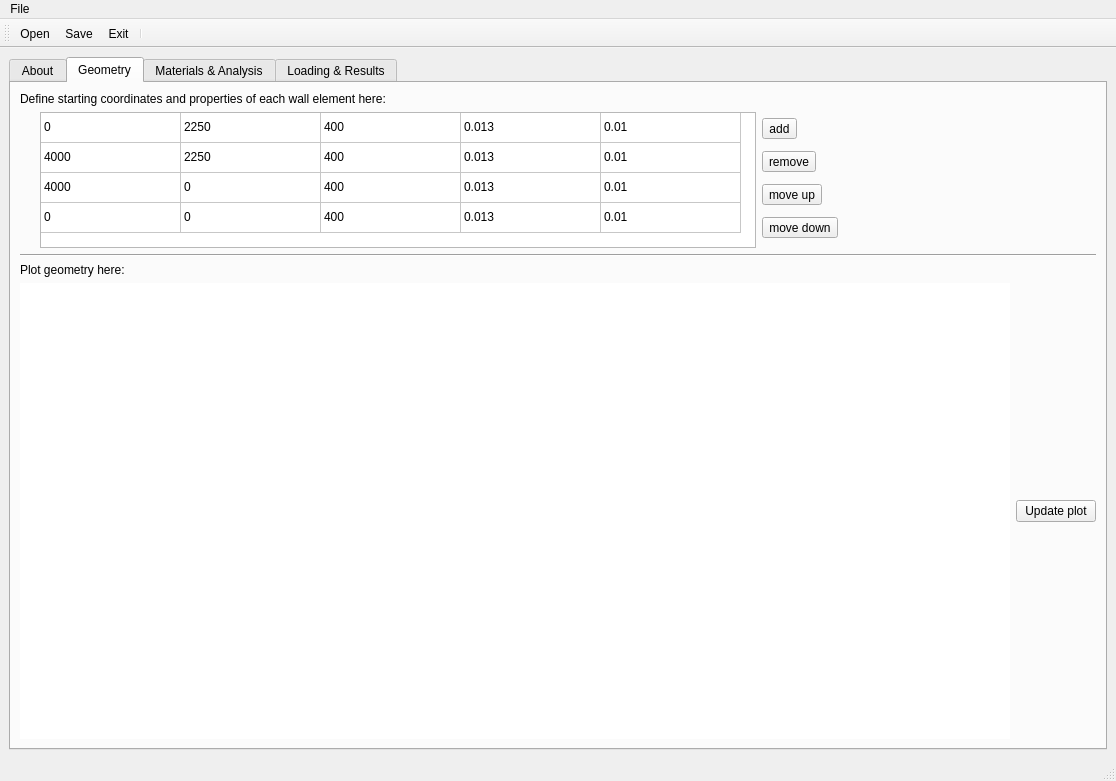
Qt form design.ui (Kleissl/HollowRC) before a commit.
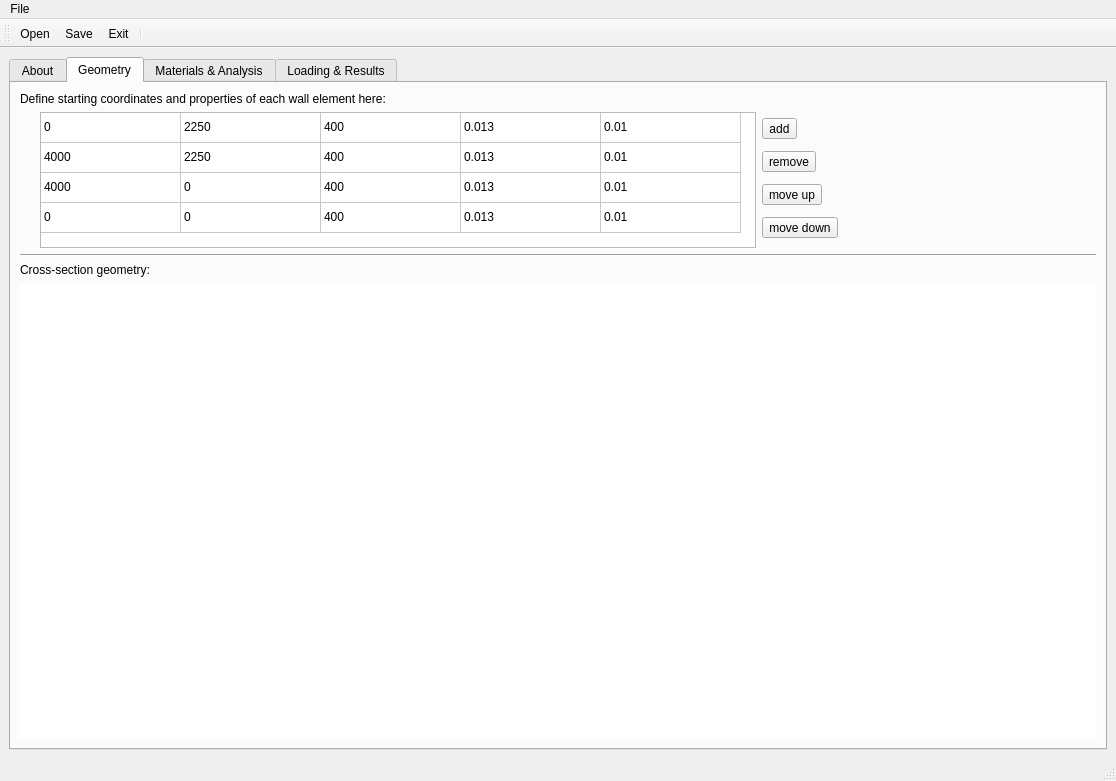
The same form after that commit. The open tabs and pages were chosen to show the change. Icons and pictures are not drawn.

Commit message: Refreshing of plots

```diff
--- a/design.ui
+++ b/design.ui
@@ -572,7 +572,7 @@
                </font>
               </property>
               <property name="text">
-               <string>Plot geometry here:</string>
+               <string>Cross-section geometry:</string>
               </property>
              </widget>
             </item>
@@ -588,18 +588,6 @@
                 </property>
                </widget>
               </item>
-              <item>
-               <widget class="QPushButton" name="plot_updateButton">
-                <property name="font">
-                 <font>
-                  <pointsize>9</pointsize>
-                 </font>
-                </property>
-                <property name="text">
-                 <string>Update plot</string>
-                </property>
-               </widget>
-              </item>
              </layout>
             </item>
            </layout>
```
The commit also changes 2 other files.
